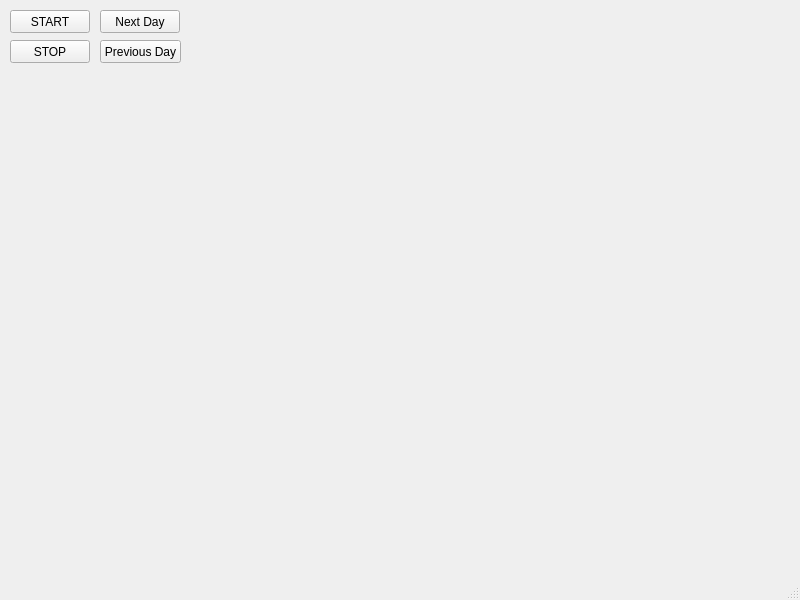
First picture: the form in mainwindow.ui, repository Robin-Dillen/PSE, before the edit.
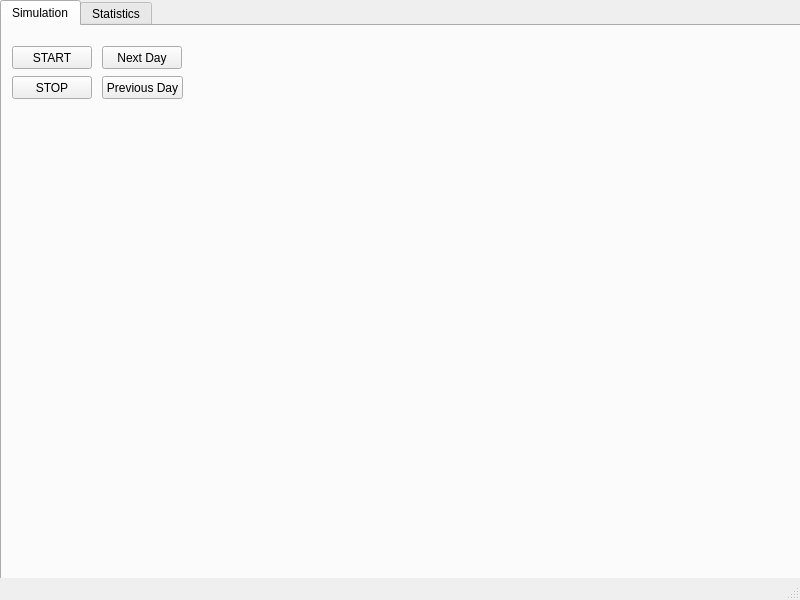
Second picture: the form after the edit. The open tabs and pages were chosen to show the change.

Commit message: tabs toegevoegd

The edit to the form file:
```diff
--- a/mainwindow.ui
+++ b/mainwindow.ui
@@ -14,24 +14,30 @@
    <string>MainWindow</string>
   </property>
   <widget class="QWidget" name="centralwidget">
-   <widget class="QPushButton" name="StartButton">
+   <widget class="QTabWidget" name="tabWidget">
     <property name="geometry">
      <rect>
-      <x>10</x>
-      <y>10</y>
-      <width>80</width>
-      <height>23</height>
+      <x>0</x>
+      <y>0</y>
+      <width>801</width>
+      <height>581</height>
      </rect>
     </property>
-    <property name="text">
-     <string>START</string>
+    <property name="styleSheet">
+     <string notr="true"/>
     </property>
-   </widget>
+    <property name="currentIndex">
+     <number>1</number>
+    </property>
+    <widget class="QWidget" name="tab">
+     <attribute name="title">
+      <string>Simulation</string>
+     </attribute>
    <widget class="QPushButton" name="StopButton">
     <property name="geometry">
      <rect>
       <x>10</x>
-      <y>40</y>
+        <y>50</y>
       <width>80</width>
       <height>23</height>
      </rect>
@@ -40,11 +46,24 @@
      <string>STOP</string>
     </property>
    </widget>
+     <widget class="QPushButton" name="StartButton">
+      <property name="geometry">
+       <rect>
+        <x>10</x>
+        <y>20</y>
+        <width>80</width>
+        <height>23</height>
+       </rect>
+      </property>
+      <property name="text">
+       <string>START</string>
+      </property>
+     </widget>
    <widget class="QPushButton" name="NextDayButton">
     <property name="geometry">
      <rect>
       <x>100</x>
-      <y>10</y>
+        <y>20</y>
       <width>80</width>
       <height>23</height>
      </rect>
@@ -57,7 +76,7 @@
     <property name="geometry">
      <rect>
       <x>100</x>
-      <y>40</y>
+        <y>50</y>
       <width>81</width>
       <height>23</height>
      </rect>
@@ -65,6 +84,13 @@
     <property name="text">
      <string>Previous Day</string>
     </property>
+     </widget>
+    </widget>
+    <widget class="QWidget" name="tab_2">
+     <attribute name="title">
+      <string>Statistics</string>
+     </attribute>
+    </widget>
    </widget>
   </widget>
   <widget class="QMenuBar" name="menubar">
```
Lines whose indentation alone changed are shown as unchanged. The commit also changes 2 other files.
